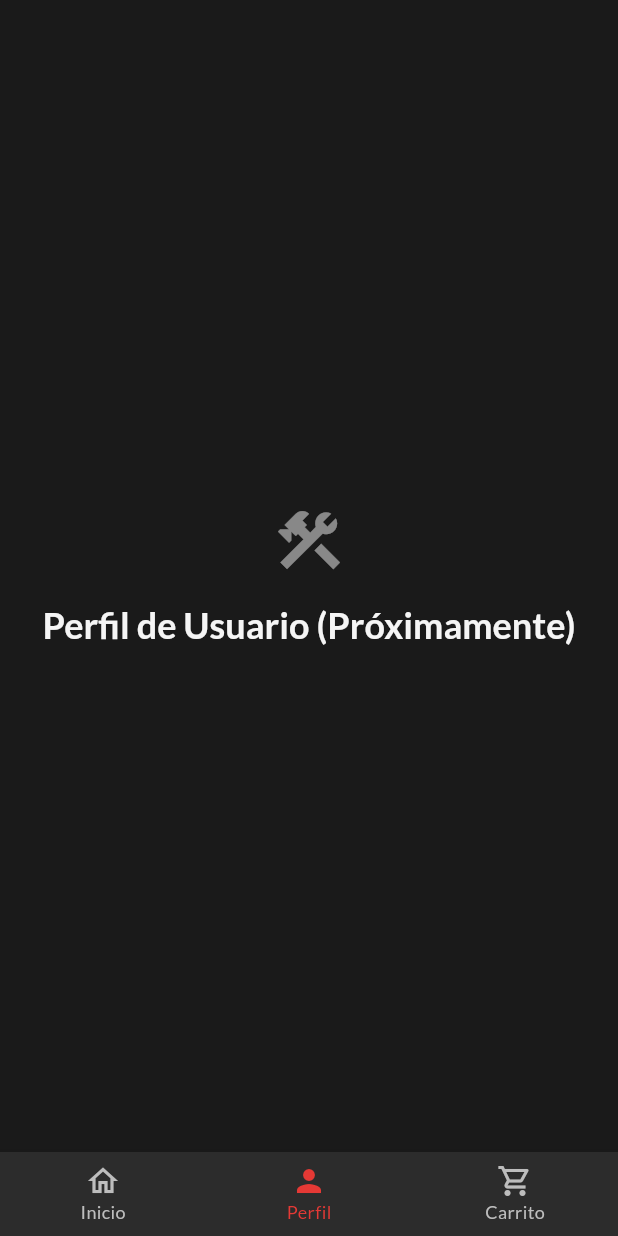
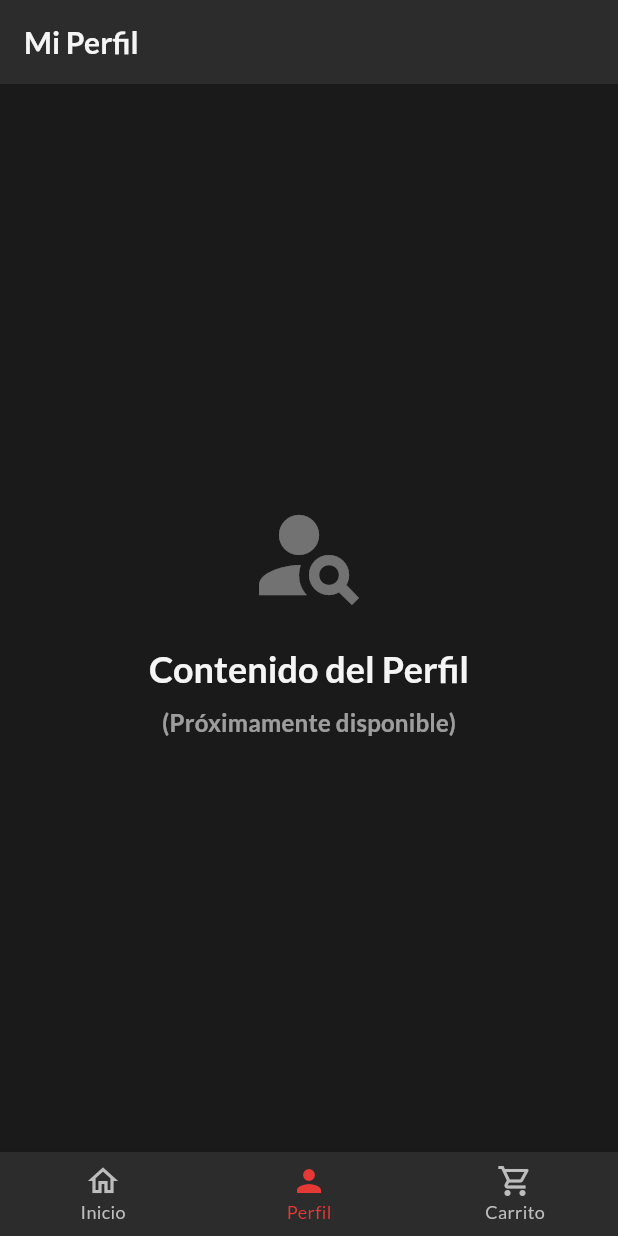
Before and after one commit to mollyinc13/ruta9_app, a Flutter app: the MainAppShell screen opened directly, item 2 of the bottom bar chosen, on a phone screen of 412 x 824 dp. Run offline on Flutter 3.47's test engine with Material 3 defaults, Android fonts, the phone set to English and light mode, and no system bars; our stand-ins replace csv, font_awesome_flutter, google_fonts, video_player.

Commit message:
feat: Finalize bottom navigation placeholders and remove old FAB
This commit completes the setup of placeholder views for the Profile and
Cart tabs in the MainAppShell and removes the redundant FloatingActionButton
from the Zona Franca menu screen.

Key changes:

1.  **Created Placeholder Views**:
    *   `lib/views/profile/profile_placeholder_view.dart`: Defines `ProfilePlaceholderView`
      with a Scaffold, AppBar ("Mi Perfil"), and a placeholder message.
    *   `lib/views/cart/cart_placeholder_view.dart`: Defines `CartPlaceholderView`
      with a Scaffold, AppBar ("Mi Carrito"), and a placeholder message.
    *   Both placeholders have `automaticallyImplyLeading: false` on their AppBars,
      suitable for tab views.

2.  **Updated `MainAppShell` (`lib/screens/main_app_shell.dart`)**:
    *   Removed the local `PlaceholderWidget` definition.
    *   Imported and now uses `ProfilePlaceholderView` and `CartPlaceholderView`
      in its `_pages` list for the respective tabs.

3.  **Updated `MenuR9ZonaFrancaScreen` (`lib/screens/menur9zonafranca.dart`)**:
    *   Removed the `FloatingCartButton` and its associated `_cartItemCount` state.
    *   Set `automaticallyImplyLeading: false` on its AppBar, as it's now a
      primary view within a tab of `MainAppShell`.

These changes make the `MainAppShell` use more structured placeholder views
and clean up the UI by removing the now-redundant FloatingActionButton.

```diff
--- a/lib/screens/main_app_shell.dart
+++ b/lib/screens/main_app_shell.dart
@@ -1,28 +1,16 @@
 // lib/screens/main_app_shell.dart
 import 'package:flutter/material.dart';
 import 'menur9zonafranca.dart';
-import '../core/theme/app_theme.dart'; // Import AppTheme for colors if needed directly
-import '../core/constants/colors.dart'; // Import AppColors
+// Remove direct import of AppTheme if not used directly for colors here
+// import '../core/theme/app_theme.dart';
+import '../core/constants/colors.dart'; // AppColors is used for BottomNavBar background
 
-// PlaceholderWidget definition (remains the same)
-class PlaceholderWidget extends StatelessWidget {
-  final String title;
-  const PlaceholderWidget({super.key, required this.title});
+// Import the new placeholder views
+import '../views/profile/profile_placeholder_view.dart';
+import '../views/cart/cart_placeholder_view.dart';
 
-  @override
-  Widget build(BuildContext context) {
-    return Center(
-      child: Column(
-        mainAxisAlignment: MainAxisAlignment.center,
-        children: [
-          Icon(Icons.construction, size: 50, color: Theme.of(context).textTheme.bodyLarge?.color?.withOpacity(0.5)),
-          const SizedBox(height: 16),
-          Text('$title (Próximamente)', style: Theme.of(context).textTheme.headlineSmall),
-        ],
-      ),
-    );
-  }
-}
+// Remove the local PlaceholderWidget definition:
+// class PlaceholderWidget extends StatelessWidget { ... } // DELETE THIS
 
 class MainAppShell extends StatefulWidget {
   const MainAppShell({super.key});
@@ -34,10 +22,11 @@ class MainAppShell extends StatefulWidget {
 class _MainAppShellState extends State<MainAppShell> {
   int _currentIndex = 0;
 
+  // Updated _pages list to use the new placeholder views
   final List<Widget> _pages = [
-    const MenuR9ZonaFrancaScreen(),
-    const PlaceholderWidget(title: 'Perfil de Usuario'),
-    const PlaceholderWidget(title: 'Carrito de Compras'),
+    const MenuR9ZonaFrancaScreen(),         // Index 0: Home
+    const ProfilePlaceholderView(),         // Index 1: Profile
+    const CartPlaceholderView(),            // Index 2: Cart
   ];
 
   void _onTabTapped(int index) {
@@ -48,8 +37,7 @@ class _MainAppShellState extends State<MainAppShell> {
 
   @override
   Widget build(BuildContext context) {
-    // ThemeData and ColorScheme for styling
-    final ThemeData theme = Theme.of(context);
+    final ThemeData theme = Theme.of(context); // Keep for consistency if theme access needed
     final ColorScheme colorScheme = theme.colorScheme;
 
     return Scaffold(
@@ -60,12 +48,12 @@ class _MainAppShellState extends State<MainAppShell> {
       bottomNavigationBar: BottomNavigationBar(
         currentIndex: _currentIndex,
         onTap: _onTabTapped,
-        backgroundColor: AppColors.backgroundDark, // Use a specific dark color from AppColors or theme
-        selectedItemColor: colorScheme.primary, // e.g., AppColors.primaryRed
-        unselectedItemColor: AppColors.textMuted, // e.g., Colors.grey[400] or from AppColors
-        type: BottomNavigationBarType.fixed, // Ensures labels are always visible
-        selectedFontSize: 12.0, // Adjust font size if needed
-        unselectedFontSize: 12.0, // Adjust font size if needed
+        backgroundColor: AppColors.backgroundDark,
+        selectedItemColor: colorScheme.primary,
+        unselectedItemColor: AppColors.textMuted,
+        type: BottomNavigationBarType.fixed,
+        selectedFontSize: 12.0,
+        unselectedFontSize: 12.0,
         items: const [
           BottomNavigationBarItem(
             icon: Icon(Icons.home_outlined),
--- /dev/null
+++ b/lib/views/profile/profile_placeholder_view.dart
@@ -0,0 +1,41 @@
+// lib/views/profile/profile_placeholder_view.dart
+import 'package:flutter/material.dart';
+
+class ProfilePlaceholderView extends StatelessWidget {
+  const ProfilePlaceholderView({super.key});
+
+  @override
+  Widget build(BuildContext context) {
+    return Scaffold(
+      // Adding an AppBar to placeholders for a more complete look within the shell
+      appBar: AppBar(
+        title: const Text('Mi Perfil'),
+        automaticallyImplyLeading: false, // No back button if it's a main tab view
+      ),
+      body: Center(
+        child: Column(
+          mainAxisAlignment: MainAxisAlignment.center,
+          children: [
+            Icon(
+              Icons.person_search,
+              size: 80,
+              color: Theme.of(context).textTheme.bodyLarge?.color?.withOpacity(0.4)
+            ),
+            const SizedBox(height: 20),
+            Text(
+              'Contenido del Perfil',
+              style: Theme.of(context).textTheme.headlineSmall,
+            ),
+            const SizedBox(height: 8),
+            Text(
+              '(Próximamente disponible)',
+              style: Theme.of(context).textTheme.titleMedium?.copyWith(
+                color: Theme.of(context).textTheme.bodyLarge?.color?.withOpacity(0.6)
+              ),
+            ),
+          ],
+        ),
+      ),
+    );
+  }
+}
```
Also changed, not shown: lib/screens/menur9zonafranca.dart (+22 -24 lines), lib/views/cart/cart_placeholder_view.dart (added, +40 -0 lines).
